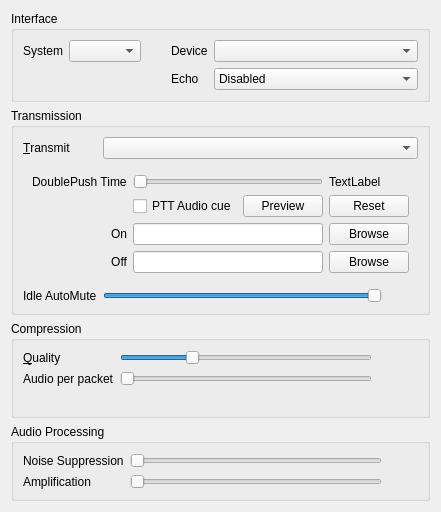
The window that src/mumble/AudioInput.ui (mumble-voip/mumble) describes before a commit, drawn with Qt 5.
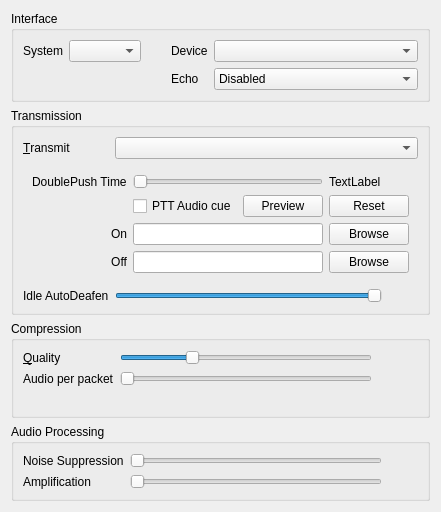
The same window after the commit. Custom widgets are drawn as their Qt base class.

Commit message: Relabel automute to autodeafen

The edit to the form file:
```diff
--- a/src/mumble/AudioInput.ui
+++ b/src/mumble/AudioInput.ui
@@ -164,7 +164,7 @@
       <item row="2" column="0">
        <widget class="QLabel" name="qliIdle">
         <property name="text">
-         <string>Idle AutoMute</string>
+         <string>Idle AutoDeafen</string>
         </property>
        </widget>
       </item>
```
Left out of the diff: 4 changed lines with no effect on the pictures.
